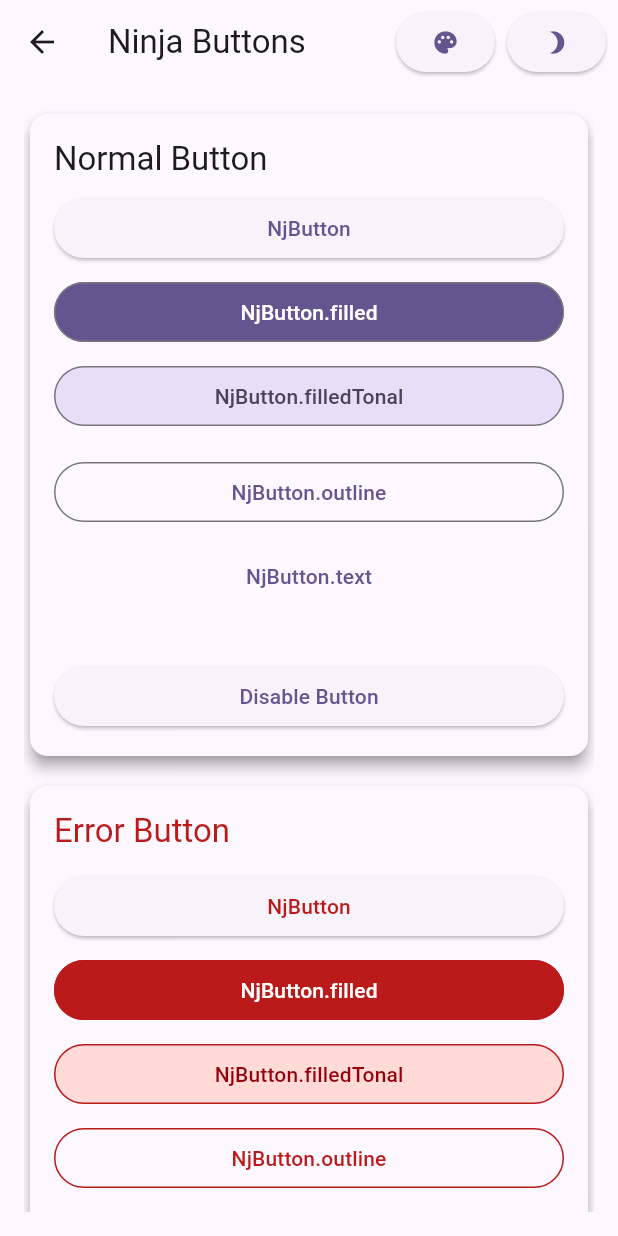
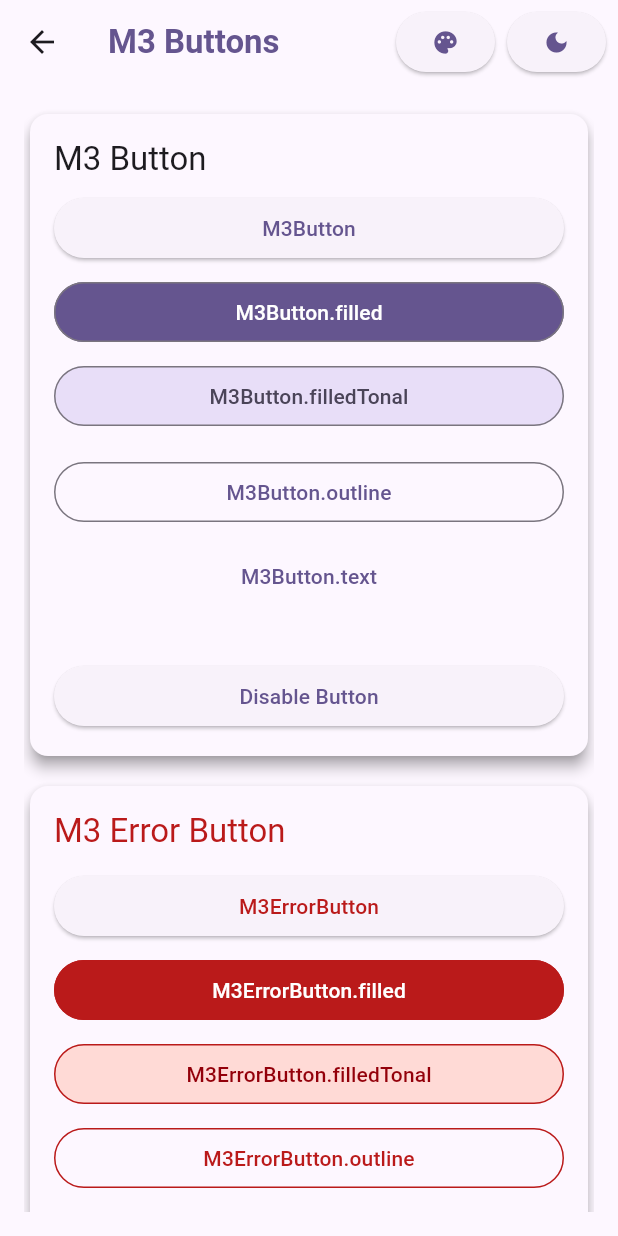
Before and after one commit to quocbao238/flutter_m3_core, a Flutter app: the ButtonScreen screen opened directly, on a phone screen of 412 x 824 dp. Run offline on Flutter 3.47's test engine with Material 2 defaults, Android fonts, the phone set to English and light mode, and no system bars; drawn by our look-alikes of auto_size_text, dynamic_color; our stand-ins replace equatable, logger, material_color_utilities, shared_preferences; missing offline and left inert: analyzer, custom_lint_builder; accounts and stored records are empty.

```diff
--- a/example/lib/src/screens/buttons/button_screen.dart
+++ b/example/lib/src/screens/buttons/button_screen.dart
@@ -16,7 +16,7 @@ class _ButtonScreenState extends State<ButtonScreen> {
   @override
   Widget build(BuildContext context) {
     return Scaffold(
-      appBar: const CustomAppBar(title: 'Ninja Buttons'),
+      appBar: const CustomAppBar(title: 'M3 Buttons'),
       body: M3Padding.regular(
         child: SingleChildScrollView(
           child: Wrap(
--- a/example/lib/src/screens/buttons/widgets/error_button_card.dart
+++ b/example/lib/src/screens/buttons/widgets/error_button_card.dart
@@ -23,24 +23,27 @@ class _ErrorButtonsState extends State<ErrorButtons> {
         crossAxisAlignment: CrossAxisAlignment.stretch,
         children: <Widget>[
           M3Text.titleLarge(
-              text: 'Error Button',
+              text: 'M3 Error Button',
               textAlign: TextAlign.start,
               color: Theme.of(context).colorScheme.error),
           const M3Space.medium(),
-          M3ButtonError(onPressed: !_isEnable ? null : () {}, text: 'NjButton'),
+          M3ErrorButton(
+              onPressed: !_isEnable ? null : () {}, text: 'M3ErrorButton'),
           const M3Space.small(),
-          M3ButtonError.filled(
-              onPressed: !_isEnable ? null : () {}, text: 'NjButton.filled'),
+          M3ErrorButton.filled(
+              onPressed: !_isEnable ? null : () {},
+              text: 'M3ErrorButton.filled'),
           const M3Space.small(),
-          M3ButtonError.filledTonal(
+          M3ErrorButton.filledTonal(
               onPressed: !_isEnable ? null : () {},
-              text: 'NjButton.filledTonal'),
+              text: 'M3ErrorButton.filledTonal'),
           const M3Space.small(),
-          M3ButtonError.outline(
-              onPressed: !_isEnable ? null : () {}, text: "NjButton.outline"),
+          M3ErrorButton.outline(
+              onPressed: !_isEnable ? null : () {},
+              text: "M3ErrorButton.outline"),
           const M3Space.small(),
-          M3ButtonError.text(
-              onPressed: !_isEnable ? null : () {}, text: "NjButton.text"),
+          M3ErrorButton.text(
+              onPressed: !_isEnable ? null : () {}, text: "M3ErrorButton.text"),
           const M3Space.small(),
           const M3Divider(),
           const M3Space.small(),
--- a/example/lib/src/screens/buttons/widgets/normal_button_card.dart
+++ b/example/lib/src/screens/buttons/widgets/normal_button_card.dart
@@ -23,23 +23,23 @@ class _NormalButtonState extends State<NormalButtons> {
         crossAxisAlignment: CrossAxisAlignment.stretch,
         children: <Widget>[
           const M3Text.titleLarge(
-              text: 'Normal Button', textAlign: TextAlign.start),
+              text: 'M3 Button', textAlign: TextAlign.start),
           const M3Space.small(),
-          M3Button(onPressed: !_isEnable ? null : () {}, text: 'NjButton'),
+          M3Button(onPressed: !_isEnable ? null : () {}, text: 'M3Button'),
           const M3Space.small(),
           M3Button.filled(
-              onPressed: !_isEnable ? null : () {}, text: 'NjButton.filled'),
+              onPressed: !_isEnable ? null : () {}, text: 'M3Button.filled'),
           const M3Space.small(),
           M3Button.filledTonal(
               onPressed: !_isEnable ? null : () {},
-              text: 'NjButton.filledTonal'),
+              text: 'M3Button.filledTonal'),
           const M3Space.small(),
           const M3Space.small(),
           M3Button.outline(
-              onPressed: !_isEnable ? null : () {}, text: "NjButton.outline"),
+              onPressed: !_isEnable ? null : () {}, text: "M3Button.outline"),
           const M3Space.small(),
           M3Button.text(
-              onPressed: !_isEnable ? null : () {}, text: "NjButton.text"),
+              onPressed: !_isEnable ? null : () {}, text: "M3Button.text"),
           const M3Space.small(),
           const M3Divider(),
           const M3Space.small(),
--- a/example/lib/src/screens/widgets/custom_app_bar.dart
+++ b/example/lib/src/screens/widgets/custom_app_bar.dart
@@ -10,7 +10,11 @@ class CustomAppBar extends StatelessWidget implements PreferredSizeWidget {
   @override
   Widget build(BuildContext context) {
     return AppBar(
-      title: Text(title),
+      title: M3Text.titleLarge(
+        text: title,
+        color: Theme.of(context).colorScheme.primary,
+        fontWeight: FontWeight.bold,
+      ),
       centerTitle: false,
       actions: [
         M3Button(
@@ -22,8 +26,8 @@ class CustomAppBar extends StatelessWidget implements PreferredSizeWidget {
           child: M3Button(
             onPressed: () => M3ThemeProvider.toggleTheme(context),
             child: Icon(Theme.of(context).brightness == Brightness.light
-                ? Icons.brightness_3
-                : Icons.brightness_7),
+                ? Icons.dark_mode
+                : Icons.light_mode),
           ),
         ),
       ],
@@ -44,12 +48,14 @@ class CustomAppBar extends StatelessWidget implements PreferredSizeWidget {
           child: Column(
             children: [
               Row(
+                crossAxisAlignment: CrossAxisAlignment.center,
                 children: [
                   const Flexible(
                     child: M3Text.titleMedium(
                       text: 'Change M3 Base Color',
-                      maxLines: 1,
-                      textAlign: TextAlign.center,
+                      maxLines: 2,
+                      textAlign: TextAlign.start,
+                      fontWeight: FontWeight.bold,
                     ),
                   ),
                   M3Padding(
@@ -68,21 +74,19 @@ class CustomAppBar extends StatelessWidget implements PreferredSizeWidget {
                   child: GridView(
                     gridDelegate:
                         const SliverGridDelegateWithFixedCrossAxisCount(
-                              crossAxisCount: 8,
+                            crossAxisCount: 4,
                             crossAxisSpacing: 10,
                             mainAxisSpacing: 10),
-                      children: [
-                        ...listPaletteColor.entries
+                    children: listPaletteColor.entries
                         .map(
                           (e) => M3Button(
                               text: '',
                               backgroundColor: e.value,
                               onPressed: () => M3ThemeProvider.changeM3Color(
-                                    buildContext, e.value),
-                              ),
+                                  buildContext, e.value)),
                         )
                         .toList(),
-                      ]),
+                  ),
                 ),
               ),
             ],
--- a/lib/src/m3_components/m3_button/m3_button.dart
+++ b/lib/src/m3_components/m3_button/m3_button.dart
@@ -4,7 +4,6 @@ import 'package:ninja_core/src/m3_components/m3_button/m3_button_type_enum.dart'
 export 'm3_button_with_icon.dart';
 export 'm3_button_error.dart';
 
-/// NjButton is a button with text
 
 class M3Button extends StatelessWidget {
   final String? text;
--- a/lib/src/m3_components/m3_button/m3_button_error.dart
+++ b/lib/src/m3_components/m3_button/m3_button_error.dart
@@ -2,9 +2,8 @@ import 'package:flutter/material.dart';
 import 'package:ninja_core/src/m3_components/m3_button/m3_button_type_enum.dart';
 export 'm3_button_with_icon.dart';
 
-/// NjButton is a button with text
 
-base class M3ButtonError extends StatelessWidget {
+base class M3ErrorButton extends StatelessWidget {
   final String? text;
   final Widget? child;
   final VoidCallback? onPressed;
@@ -14,7 +13,7 @@ base class M3ButtonError extends StatelessWidget {
   final Size? fixedSize;
   final bool? isFlexible;
 
-  const M3ButtonError({
+  const M3ErrorButton({
     super.key,
     this.text,
     this.child,
@@ -27,7 +26,7 @@ base class M3ButtonError extends StatelessWidget {
         assert(text != null || child != null,
             "\"text\" or \"child\" must not be null at the same time");
 
-  const M3ButtonError.filled({
+  const M3ErrorButton.filled({
     super.key,
     this.text,
     this.child,
@@ -40,7 +39,7 @@ base class M3ButtonError extends StatelessWidget {
         assert(text != null || child != null,
             "\"text\" or \"child\" must not be null at the same time");
 
-  const M3ButtonError.filledTonal({
+  const M3ErrorButton.filledTonal({
     super.key,
     this.text,
     this.child,
@@ -53,7 +52,7 @@ base class M3ButtonError extends StatelessWidget {
         assert(text != null || child != null,
             "\"text\" or \"child\" must not be null at the same time");
 
-  const M3ButtonError.outline({
+  const M3ErrorButton.outline({
     super.key,
     this.text,
     this.fixedSize,
@@ -66,7 +65,7 @@ base class M3ButtonError extends StatelessWidget {
         assert(text != null || child != null,
             "\"text\" or \"child\" must not be null at the same time");
 
-  const M3ButtonError.text({
+  const M3ErrorButton.text({
     super.key,
     this.text,
     this.child,
--- a/lib/src/m3_components/m3_components.dart
+++ b/lib/src/m3_components/m3_components.dart
@@ -15,3 +15,4 @@ export 'package:ninja_core/src/m3_components/m3_device_layout/m3_device_layout.d
 export 'package:ninja_core/src/m3_components/m3_progress_indicator/m3_progress_indicator.dart';
 export 'package:ninja_core/src/m3_components/m3_slider/m3_slider.dart';
 export 'package:ninja_core/src/m3_components/m3_switch/m3_switch.dart';
+export 'package:ninja_core/src/m3_components/m3_input/m3_input.dart';
--- a/lib/src/m3_theme/m3_theme_manager.dart
+++ b/lib/src/m3_theme/m3_theme_manager.dart
@@ -1,5 +1,6 @@
 import 'dart:async';
 import 'package:flutter/material.dart';
+import 'package:logger/logger.dart';
 import 'package:ninja_core/src/m3_components/m3_device_layout/m3_device_enum.dart';
 import 'package:ninja_core/src/m3_theme/m3_day_night_helper.dart';
 import 'package:ninja_core/src/m3_theme/m3_theme_mode.dart';
@@ -9,6 +10,9 @@ final class M3ThemeManager extends ChangeNotifier {
   /// Input base color
   late Color _themeBaseColors;
   late bool _enableAutomationDayNight;
+
+  final logger = Logger(
+      printer: PrettyPrinter(methodCount: 0, colors: false, printEmojis: true));
 
   // /// M3DeviceService is service for get device layout
   // late M3DeviceService _m3deviceService;
@@ -49,10 +53,13 @@ final class M3ThemeManager extends ChangeNotifier {
         ? _currentMode = M3ThemeMode.dark
         : _currentMode = M3ThemeMode.light;
     await M3ThemePrefs.saveThemeMode(_currentMode);
+    logger.d('Change ThemeMode to $_currentMode', '[M3_core]');
+
     notifyListeners();
   }
 
   void changeM3Color(Color newM3BaseColor) {
+    logger.d('Change theme color to $newM3BaseColor', '[M3_core]');
     _themeBaseColors = newM3BaseColor;
     notifyListeners();
   }
--- a/pubspec.yaml
+++ b/pubspec.yaml
@@ -14,6 +14,7 @@ dependencies:
   dynamic_color: ^1.6.3
   equatable: ^2.0.5
   auto_size_text: ^3.0.0
+  logger: ^1.3.0
 
 dev_dependencies:
   flutter_test:
```
Also changed, not shown: example/lib/my_app.dart (+7 -2 lines), example/lib/src/screens/buttons/widgets/normal_icon_buttons.dart (+6 -6 lines), example/lib/src/screens/input_screen/input_screen.dart (added, +191 -0 lines), example/lib/src/screens/switch/switch_screen.dart (+13 -6 lines), lib/src/m3_components/m3_device_layout/m3_device_enum.dart (+18 -5 lines), lib/src/m3_components/m3_device_layout/m3_device_layout.dart (+8 -6 lines), lib/src/m3_components/m3_input/m3_input.dart (added, +89 -0 lines), lib/src/m3_theme/m3_theme_provider.dart (+4 -4 lines), example/pubspec.lock, pubspec.lock, 3 other files. Lines whose indentation alone changed are shown as unchanged.
